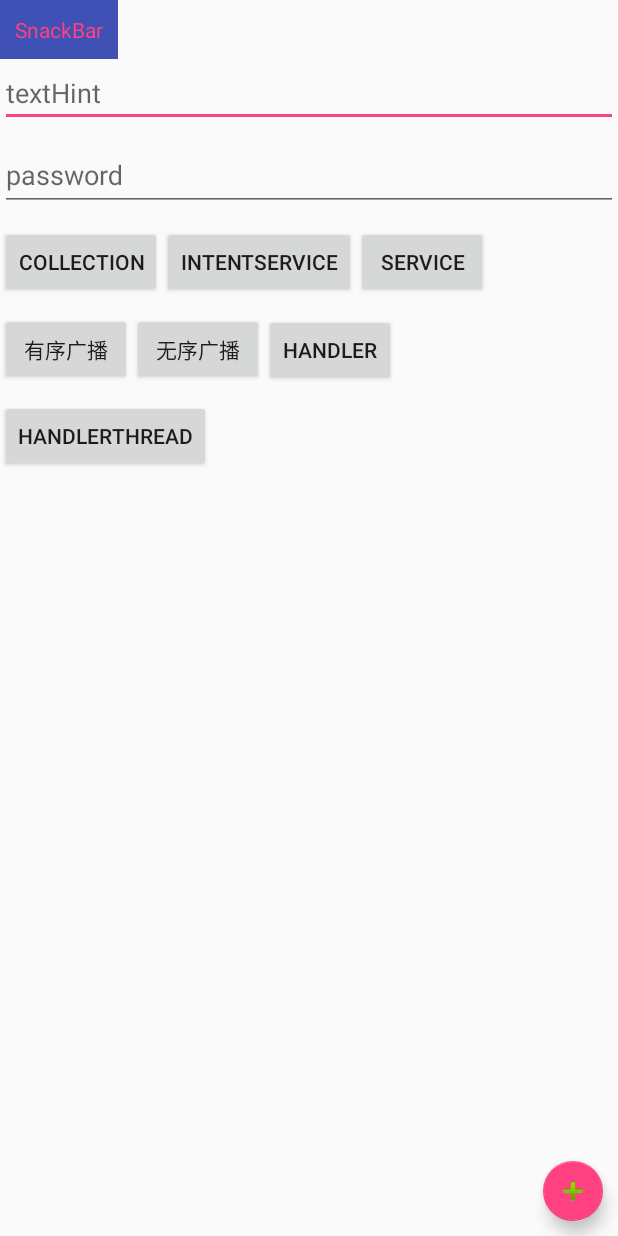
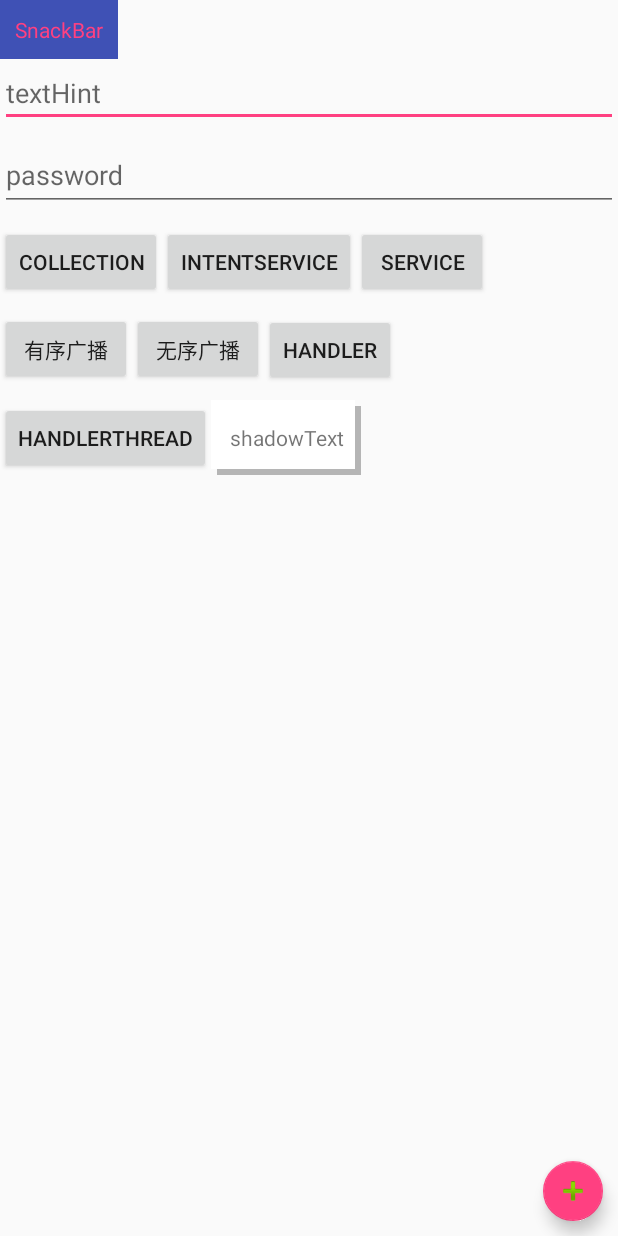
Before and after one commit to shaoxuefei/TizzyD, an Android app: the Main2Activity screen opened directly, with no data from a screen before it, on a phone screen of 412 x 824 dp. Run offline under Robolectric (Android 15) with nearby library versions, the phone set to English and light mode, and no system bars; libraries missing offline, so code that uses them is left out: com.facebook.drawee, com.tencent.bugly, com.tencent.mta, com.tencent.stat.

Commit message:
no message

```diff
--- /dev/null
+++ b/app/src/main/res/drawable/shape_home_warn_shadow.xml
@@ -0,0 +1,19 @@
+<?xml version="1.0" encoding="utf-8"?>
+<layer-list xmlns:android="http://schemas.android.com/apk/res/android">
+
+    <item
+        android:left="4dp"
+        android:top="4dp">
+        <shape android:shape="rectangle">
+            <solid android:color="#4c111111" />
+        </shape>
+    </item>
+
+    <item
+        android:bottom="4dp"
+        android:right="4dp">
+        <shape android:shape="rectangle">
+            <solid android:color="@color/white" />
+        </shape>
+    </item>
+</layer-list>
--- a/app/src/main/res/layout/activity_main2.xml
+++ b/app/src/main/res/layout/activity_main2.xml
@@ -1,131 +1,137 @@
 <?xml version="1.0" encoding="utf-8"?>
 <RelativeLayout xmlns:android="http://schemas.android.com/apk/res/android"
+    xmlns:app="http://schemas.android.com/apk/res-auto"
     android:layout_width="match_parent"
     android:layout_height="match_parent"
-    xmlns:app="http://schemas.android.com/apk/res-auto"
-    android:orientation="vertical"
-    >
+    android:orientation="vertical">
+
     <LinearLayout
-        android:orientation="vertical"
+        android:id="@+id/linear"
         android:layout_width="match_parent"
-        android:id="@+id/linear"
-        android:layout_height="wrap_content">
+        android:layout_height="wrap_content"
+        android:orientation="vertical">
 
 
         <TextView
+            android:id="@+id/snackbar_text"
             android:layout_width="wrap_content"
             android:layout_height="wrap_content"
-        android:id="@+id/snackbar_text"
+            android:background="@color/colorPrimary"
+            android:padding="10dp"
             android:text="SnackBar"
-        android:padding="10dp"
-        android:textColor="@color/colorAccent"
-        android:background="@color/colorPrimary"
-        />
+            android:textColor="@color/colorAccent" />
 
         <android.support.design.widget.TextInputEditText
+            android:id="@+id/editInputText"
             android:layout_width="match_parent"
             android:layout_height="wrap_content"
-        android:id="@+id/editInputText"
-        android:hint="textHint"
-        />
+            android:hint="textHint" />
+
         <android.support.design.widget.TextInputLayout
+            android:id="@+id/textInputLayout"
             android:layout_width="match_parent"
-        android:hint="password"
-        android:id="@+id/textInputLayout"
-        android:layout_height="wrap_content">
+            android:layout_height="wrap_content"
+            android:hint="password">
 
             <EditText
+                android:id="@+id/editText"
                 android:layout_width="match_parent"
-            android:layout_height="wrap_content"
-            android:id="@+id/editText"
-            />
+                android:layout_height="wrap_content" />
         </android.support.design.widget.TextInputLayout>
     </LinearLayout>
+
     <android.support.design.widget.CoordinatorLayout
         android:layout_width="match_parent"
-        android:layout_below="@+id/linear"
+        android:layout_height="match_parent"
 
-        android:layout_height="match_parent">
+        android:layout_below="@+id/linear">
 
         <android.support.design.widget.FloatingActionButton
+            android:id="@+id/floatButton"
             android:layout_width="wrap_content"
             android:layout_height="wrap_content"
             android:layout_gravity="bottom|end"
-        android:id="@+id/floatButton"
-        app:fabSize="mini"
+            android:layout_margin="10dp"
             android:src="@android:drawable/ic_input_add"
-        android:layout_margin="10dp"
-        />
+            app:fabSize="mini" />
     </android.support.design.widget.CoordinatorLayout>
+
     <LinearLayout
         android:layout_width="match_parent"
-        android:orientation="vertical"
+        android:layout_height="wrap_content"
         android:layout_below="@+id/linear"
-        android:layout_height="wrap_content">
+        android:orientation="vertical">
+
+        <LinearLayout
+            android:id="@+id/linearOne"
+            android:layout_width="match_parent"
+            android:layout_height="wrap_content"
+            android:layout_marginTop="10dp"
+            android:orientation="horizontal">
+
+            <Button
+                android:id="@+id/collection"
+                android:layout_width="wrap_content"
+                android:layout_height="wrap_content"
+                android:text="collection" />
+
+            <Button
+                android:id="@+id/intentService"
+                android:layout_width="wrap_content"
+                android:layout_height="wrap_content"
+                android:text="IntentService" />
+
+            <Button
+                android:id="@+id/service"
+                android:layout_width="wrap_content"
+                android:layout_height="wrap_content"
+                android:text="service" />
+
+        </LinearLayout>
+
         <LinearLayout
             android:layout_width="match_parent"
-        android:id="@+id/linearOne"
+            android:layout_height="wrap_content"
             android:layout_marginTop="10dp"
-        android:orientation="horizontal"
-        android:layout_height="wrap_content">
+            android:orientation="horizontal">
+
             <Button
+                android:id="@+id/orderBroadCast"
                 android:layout_width="wrap_content"
                 android:layout_height="wrap_content"
-            android:text="collection"
-            android:id="@+id/collection"
-            />
+                android:text="有序广播" />
 
             <Button
+                android:id="@+id/broadCast"
                 android:layout_width="wrap_content"
                 android:layout_height="wrap_content"
-            android:id="@+id/intentService"
-            android:text="IntentService"
-            />
+                android:text="无序广播" />
 
             <Button
+                android:id="@+id/thread"
                 android:layout_width="wrap_content"
                 android:layout_height="wrap_content"
-            android:id="@+id/service"
-            android:text="service"
-            />
+                android:text="Handler" />
+        </LinearLayout>
 
-    </LinearLayout>
         <LinearLayout
             android:layout_width="match_parent"
+            android:layout_height="wrap_content"
             android:layout_marginTop="10dp"
-        android:orientation="horizontal"
-        android:layout_height="wrap_content">
+            android:orientation="horizontal">
+
             <Button
+                android:id="@+id/handlerThread"
                 android:layout_width="wrap_content"
                 android:layout_height="wrap_content"
-            android:text="有序广播"
-            android:id="@+id/orderBroadCast"
-            />
+                android:text="HandlerThread" />
 
-        <Button
-            android:layout_width="wrap_content"
-            android:layout_height="wrap_content"
-            android:id="@+id/broadCast"
-            android:text="无序广播"
-            />
-        <Button
-            android:layout_width="wrap_content"
-            android:layout_height="wrap_content"
-            android:text="Handler"
-            android:id="@+id/thread"
-            />
-    </LinearLayout>
-        <LinearLayout
-            android:layout_width="match_parent"
-            android:layout_marginTop="10dp"
-            android:orientation="horizontal"
-            android:layout_height="wrap_content">
-            <Button
-                android:layout_width="wrap_content"
-                android:layout_height="wrap_content"
-                android:text="HandlerThread"
-                android:id="@+id/handlerThread"
-                />
+            <TextView
+                android:layout_width="100dp"
+                android:layout_height="50dp"
+                android:background="@drawable/shape_home_warn_shadow"
+                android:gravity="center"
+                android:text="shadowText" />
         </LinearLayout>
     </LinearLayout>
 </RelativeLayout>
```
Also changed, not shown: app/src/main/java/com/shanlin/sxf/SwipeRefreshLayout.java (added, +69 -0 lines), app/src/main/java/com/shanlin/sxf/canvas/YuanBingView.java (+35 -49 lines), app/src/main/java/com/shanlin/sxf/nested/NestedFragment.java (+71 -17 lines), app/src/main/res/layout/nested_fragment.xml (+16 -8 lines). Lines whose indentation alone changed are shown as unchanged.
